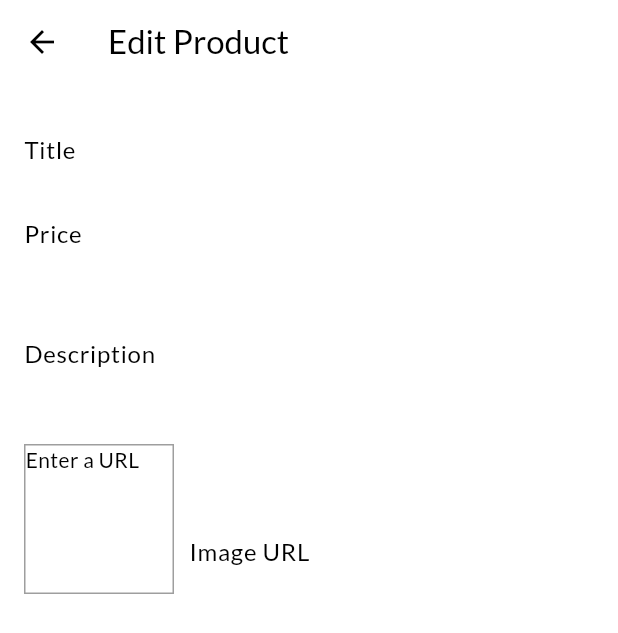
After one commit to kikispark/shop_flutter_app, a Flutter app: the EditProductScreen screen opened by its route, on a phone screen of 412 x 824 dp. The commit adds this screen. Shown: the top 633 px of the screen. Run offline on Flutter 3.47's test engine with Material 3 defaults, Android fonts, the phone set to English and light mode, and no system bars; network calls fail.

Commit message:
edit product and image preview

```diff
--- a/lib/main.dart
+++ b/lib/main.dart
@@ -7,6 +7,8 @@ import 'package:shop_app/screens/product_detail_screen.dart';
 import 'package:shop_app/screens/products_overview_screen.dart';
 import 'package:provider/provider.dart';
 import './screens/cart_screen.dart';
+import './screens/user_products_screen.dart';
+import './screens/edit_product_screen.dart';
 
 void main() {
   runApp(MyApp());
@@ -38,6 +40,8 @@ class MyApp extends StatelessWidget {
           ProductDetailScreen.routeName: ((ctx) => ProductDetailScreen()),
           CartScreen.routeName: (ctx) => CartScreen(),
           OrdersScreen.routeName: (ctx) => OrdersScreen(),
+          UserProductsScreen.routeName: (ctx) => UserProductsScreen(),
+          EditProductScreen.routeName: (ctx) => EditProductScreen(),
         },
       ),
     );
--- /dev/null
+++ b/lib/screens/edit_product_screen.dart
@@ -0,0 +1,87 @@
+import 'package:flutter/material.dart';
+
+class EditProductScreen extends StatefulWidget {
+  static const routeName = '/edit-product';
+
+  @override
+  _EditProductScreenState createState() => _EditProductScreenState();
+}
+
+class _EditProductScreenState extends State<EditProductScreen> {
+  final _priceFocusNode = FocusNode();
+  final _descriptionFocusNode = FocusNode();
+  final _imageUrlController = TextEditingController();
+
+  @override
+  void dispose() {
+    _priceFocusNode.dispose();
+    _descriptionFocusNode.dispose();
+    _imageUrlController.dispose();
+
+    super.dispose();
+  }
+
+  @override
+  Widget build(BuildContext context) {
+    return Scaffold(
+      appBar: AppBar(title: Text('Edit Product')),
+      body: Padding(
+        padding: const EdgeInsets.all(16.0),
+        child: Form(
+          child: ListView(
+            children: <Widget>[
+              TextFormField(
+                decoration: InputDecoration(labelText: 'Title'),
+                textInputAction: TextInputAction.next,
+                onFieldSubmitted: (_) {
+                  FocusScope.of(context).requestFocus(_priceFocusNode);
+                },
+              ),
+              TextFormField(
+                decoration: InputDecoration(labelText: 'Price'),
+                textInputAction: TextInputAction.next,
+                keyboardType: TextInputType.number,
+                focusNode: _priceFocusNode,
+              ),
+              TextFormField(
+                decoration: InputDecoration(labelText: 'Description'),
+                maxLines: 3,
+                keyboardType: TextInputType.multiline,
+                focusNode: _descriptionFocusNode,
+              ),
+              Row(
+                crossAxisAlignment: CrossAxisAlignment.end,
+                children: <Widget>[
+                  Container(
+                    width: 100,
+                    height: 100,
+                    margin: EdgeInsets.only(top: 8, right: 10),
+                    decoration: BoxDecoration(
+                      border: Border.all(width: 1, color: Colors.grey),
+                    ),
+                    child: _imageUrlController.text.isEmpty
+                        ? Text('Enter a URL')
+                        : FittedBox(
+                            child: Image.network(
+                              _imageUrlController.text,
+                              fit: BoxFit.cover,
+                            ),
+                          ),
+                  ),
+                  Expanded(
+                    child: TextFormField(
+                      decoration: InputDecoration(labelText: 'Image URL'),
+                      keyboardType: TextInputType.url,
+                      textInputAction: TextInputAction.done,
+                      controller: _imageUrlController,
+                    ),
+                  ),
+                ],
+              ),
+            ],
+          ),
+        ),
+      ),
+    );
+  }
+}
--- a/lib/widgets/app_drawer.dart
+++ b/lib/widgets/app_drawer.dart
@@ -1,4 +1,5 @@
 import 'package:flutter/material.dart';
+import 'package:shop_app/screens/user_products_screen.dart';
 
 import '../screens/orders_screen.dart';
 
@@ -30,6 +31,16 @@ class AppDrawer extends StatelessWidget {
               ).pushReplacementNamed(OrdersScreen.routeName);
             },
           ),
+          Divider(),
+          ListTile(
+            leading: Icon(Icons.edit),
+            title: Text('Manage Products'),
+            onTap: () {
+              Navigator.of(
+                context,
+              ).pushReplacementNamed(UserProductsScreen.routeName);
+            },
+          ),
         ],
       ),
     );
```
Also changed, not shown: lib/screens/user_products_screen.dart (added, +46 -0 lines), lib/widgets/user_product_item.dart (added, +33 -0 lines).
